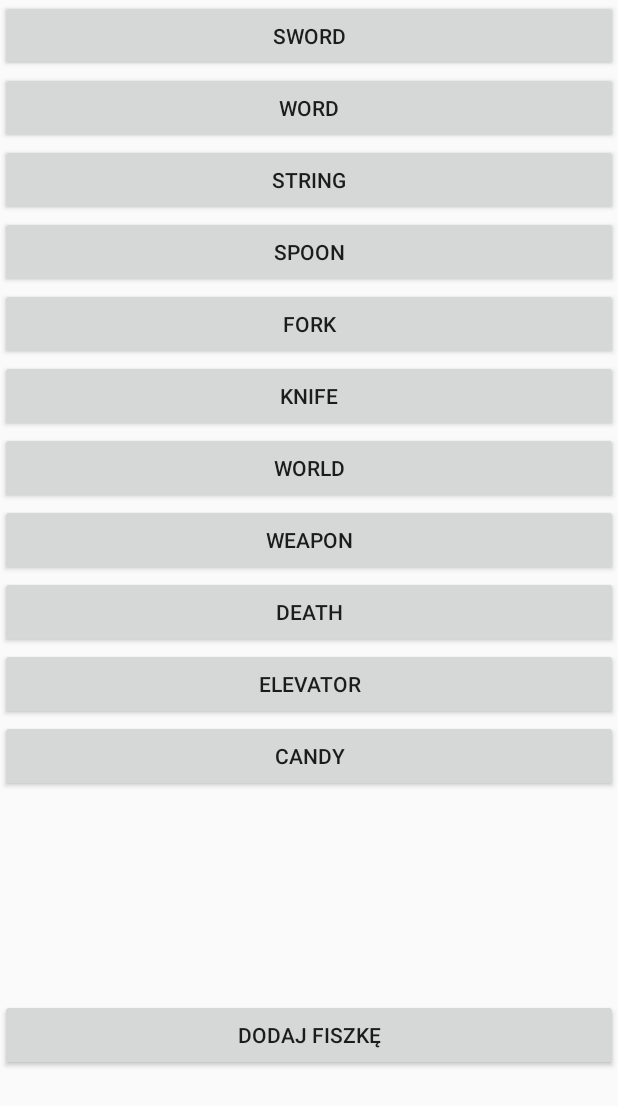
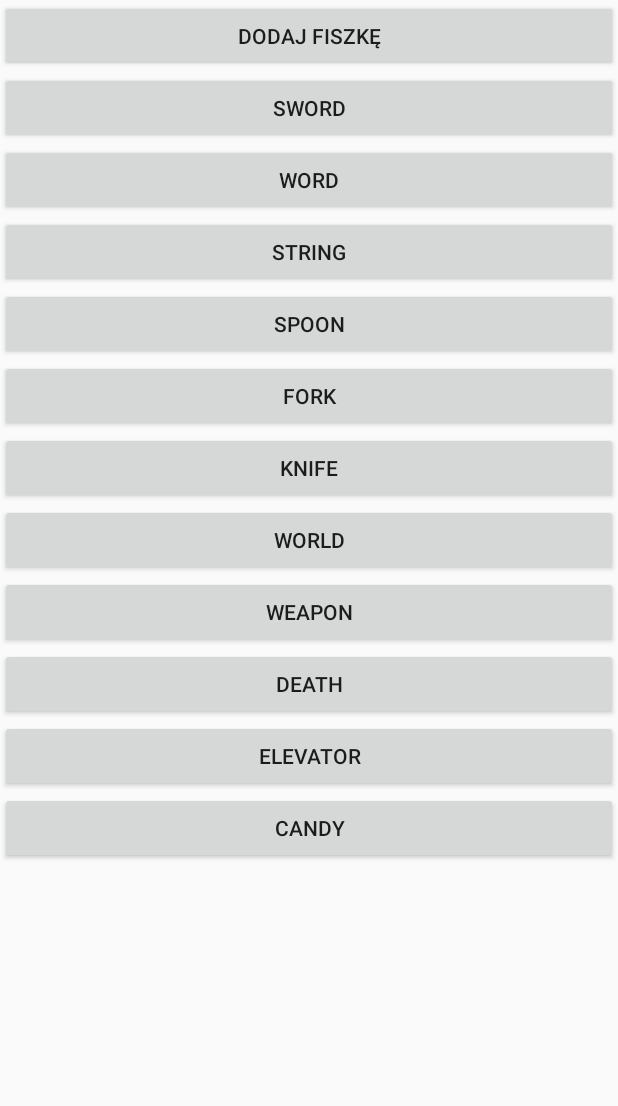
Before and after one commit to projektrepo/projectENGb, an Android app: the FlashcardsActivity screen opened directly, with no data from a screen before it, on a phone screen of 412 x 824 dp. Shown: the top 1106 px of the screen. Run offline under Robolectric (Android 15) with nearby library versions, the phone set to English and light mode, and no system bars.

Commit message:
Refactor: change flashcard crud instance to static

```diff
--- a/app/src/main/java/com/example/projecteng/flashcards/FlashcardCrud.java
+++ b/app/src/main/java/com/example/projecteng/flashcards/FlashcardCrud.java
@@ -8,9 +8,11 @@ import java.util.List;
 public class FlashcardCrud {
 
     private static long counter = 1;
+    private static final FlashcardCrud instance = new FlashcardCrud();
+
     private List<Flashcard> flashcards;
 
-    public FlashcardCrud() {
+    private FlashcardCrud() {
         this.flashcards = new ArrayList<>();
 
         this.flashcards.add(new Flashcard(counter++, "sword", "miecz"));
@@ -24,6 +26,10 @@ public class FlashcardCrud {
         this.flashcards.add(new Flashcard(counter++, "death", "śmierć"));
         this.flashcards.add(new Flashcard(counter++, "elevator", "winda"));
         this.flashcards.add(new Flashcard(counter++, "candy", "cukierek"));
+    }
+
+    public static FlashcardCrud getInstance() {
+        return instance;
     }
 
     public List<Flashcard> getAll() {
--- a/app/src/main/java/com/example/projecteng/flashcards/FlashcardsActivity.java
+++ b/app/src/main/java/com/example/projecteng/flashcards/FlashcardsActivity.java
@@ -11,7 +11,9 @@ import android.widget.ScrollView;
 import com.example.projecteng.R;
 import com.example.projecteng.entity.Flashcard;
 
+import java.io.File;
 import java.util.List;
+import java.util.Scanner;
 
 public class FlashcardsActivity extends AppCompatActivity {
 
@@ -21,7 +23,7 @@ public class FlashcardsActivity extends AppCompatActivity {
     private Button addFlashcardButton;
 
     public FlashcardsActivity() {
-        this.crud = new FlashcardCrud();
+        this.crud = FlashcardCrud.getInstance();
     }
 
     @Override
@@ -30,17 +32,20 @@ public class FlashcardsActivity extends AppCompatActivity {
         setContentView(R.layout.flashcards_activity);
 
         this.scrollView = (ScrollView) findViewById(R.id.flashcards_scrollview);
+        this.addFlashcardButton = (Button) findViewById(R.id.add_flashcard_button);
+
         render();
     }
 
     public void render() {
         List<Flashcard> flashcards = this.crud.getAll();
+        LinearLayout layout = (LinearLayout) this.scrollView.getChildAt(0);
+
         for (final Flashcard flashcard : flashcards) {
             final Button button = new Button(this);
 
             button.setId(Integer.valueOf(flashcard.getId().toString()));
             button.setText(flashcard.getEnglish());
-            LinearLayout layout = (LinearLayout) this.scrollView.getChildAt(0);
 
             button.setOnClickListener(new View.OnClickListener() {
                 private String english = flashcard.getEnglish();
--- a/app/src/main/res/layout/flashcards_activity.xml
+++ b/app/src/main/res/layout/flashcards_activity.xml
@@ -19,13 +19,15 @@
             <LinearLayout
                 android:layout_width="match_parent"
                 android:layout_height="wrap_content"
-                android:orientation="vertical" />
+                android:orientation="vertical" >
+
+                <Button
+                    android:id="@+id/add_flashcard_button"
+                    android:layout_width="match_parent"
+                    android:layout_height="wrap_content"
+                    android:text="Dodaj fiszkę" />
+            </LinearLayout>
         </ScrollView>
 
-        <Button
-            android:id="@+id/add_flashcard_button"
-            android:layout_width="match_parent"
-            android:layout_height="wrap_content"
-            android:text="Dodaj fiszkę" />
     </LinearLayout>
 </android.support.constraint.ConstraintLayout>
--- /dev/null
+++ b/app/src/main/resources/flashcards.json
@@ -0,0 +1,6 @@
+[
+    {
+        "english": "sword",
+        "polish": "miecz"
+    }
+]
```
